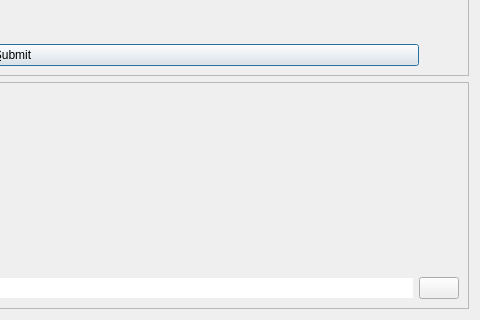
Before: the Qt Designer form src/qt/forms/receivecoinsdialog.ui in nashsclay/DAPSCoin, drawn with Qt 5; both pictures show x 485 to 965 and y 388 to 708 of the 965 by 708 pixel window.
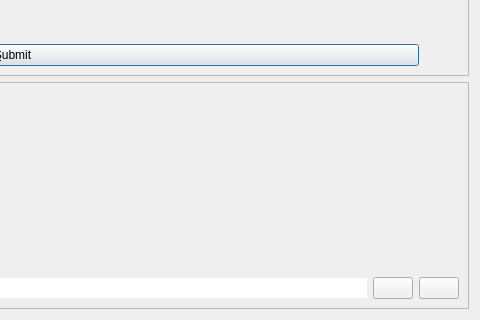
After: the same form once the commit is applied.

Commit message: [Qt] Request Payment/Integrated Address updates

The edit to the form file:
```diff
--- a/src/qt/forms/receivecoinsdialog.ui
+++ b/src/qt/forms/receivecoinsdialog.ui
@@ -253,6 +253,16 @@
             </property>
            </widget>
           </item>
+          <item>
+           <widget class="QPushButton" name="pushButtonRemove">
+            <property name="toolTip">
+             <string>Remove Integrated Address</string>
+            </property>
+            <property name="text">
+             <string/>
+            </property>
+           </widget>
+          </item>
           <item>
            <widget class="QPushButton" name="pushButtonGenerate">
             <property name="toolTip">
```
The commit also changes 2 other files.
